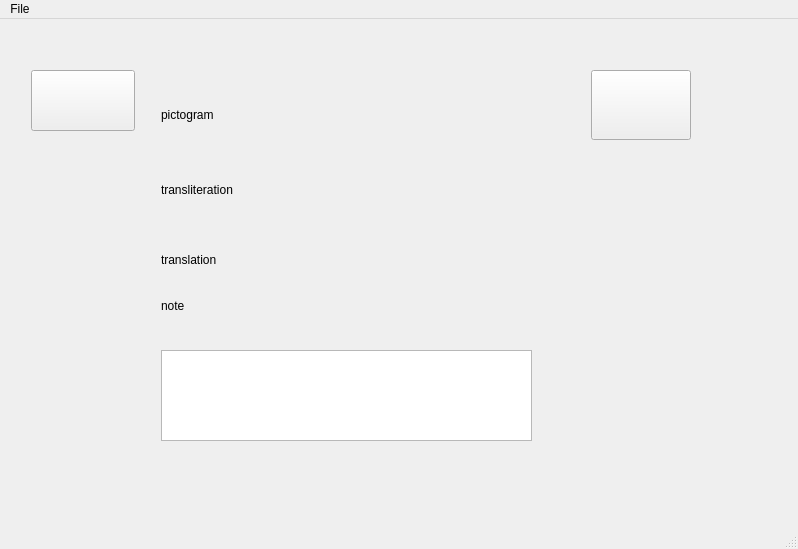
Above: mainwindow.ui from jubalh/daoshi before the change. Below: the same form after it.
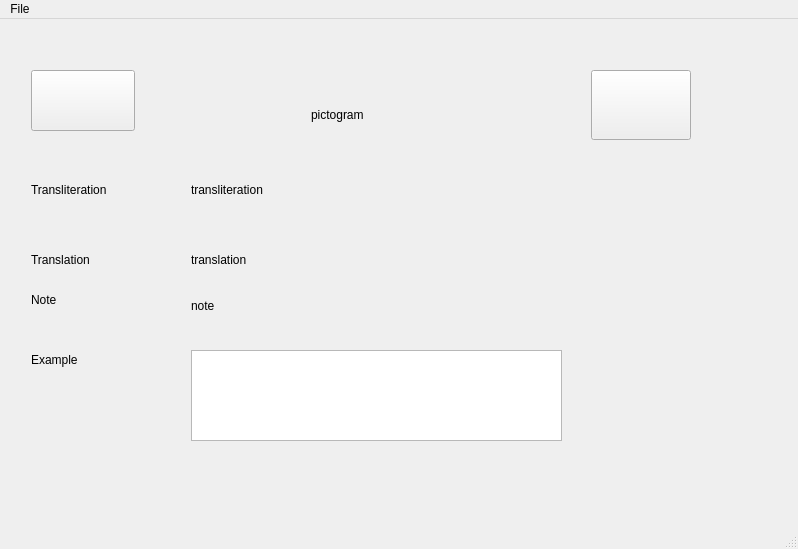
That is the form after the change.

Commit message:
Change example widget to QTextBrowser
Change examples widget from QTextEdit to QTextBrowser, actually this is
what I really needed. It's not editable but still lets the user scroll
and has nor border too.

Add Description labels to the content being presented "Transliteration",
"Translation" etc.

What changed in the file:
```diff
--- a/mainwindow.ui
+++ b/mainwindow.ui
@@ -140,7 +140,7 @@
        <widget class="QLabel" name="lblTranslation">
         <property name="geometry">
          <rect>
-          <x>150</x>
+          <x>180</x>
           <y>220</y>
           <width>361</width>
           <height>20</height>
@@ -153,7 +153,7 @@
        <widget class="QLabel" name="lblPictogram">
         <property name="geometry">
          <rect>
-          <x>150</x>
+          <x>300</x>
           <y>20</y>
           <width>130</width>
           <height>130</height>
@@ -172,7 +172,7 @@
        <widget class="QLabel" name="lblPinyin">
         <property name="geometry">
          <rect>
-          <x>150</x>
+          <x>180</x>
           <y>150</y>
           <width>121</width>
           <height>20</height>
@@ -185,7 +185,7 @@
        <widget class="QLabel" name="lblNote">
         <property name="geometry">
          <rect>
-          <x>150</x>
+          <x>180</x>
           <y>250</y>
           <width>371</width>
           <height>51</height>
@@ -195,19 +195,6 @@
          <string>note</string>
         </property>
        </widget>
-       <widget class="QTextEdit" name="teExamples">
-        <property name="enabled">
-         <bool>true</bool>
-        </property>
-        <property name="geometry">
-         <rect>
-          <x>150</x>
-          <y>320</y>
-          <width>371</width>
-          <height>91</height>
-         </rect>
-        </property>
-       </widget>
        <widget class="QPushButton" name="btnNextWord">
         <property name="geometry">
          <rect>
@@ -234,6 +221,75 @@
          <string/>
         </property>
        </widget>
+       <widget class="QLabel" name="label">
+        <property name="geometry">
+         <rect>
+          <x>20</x>
+          <y>150</y>
+          <width>111</width>
+          <height>20</height>
+         </rect>
+        </property>
+        <property name="text">
+         <string>Transliteration</string>
+        </property>
+       </widget>
+       <widget class="QLabel" name="label_2">
+        <property name="geometry">
+         <rect>
+          <x>20</x>
+          <y>220</y>
+          <width>81</width>
+          <height>20</height>
+         </rect>
+        </property>
+        <property name="text">
+         <string>Translation</string>
+        </property>
+       </widget>
+       <widget class="QLabel" name="label_3">
+        <property name="geometry">
+         <rect>
+          <x>20</x>
+          <y>260</y>
+          <width>68</width>
+          <height>20</height>
+         </rect>
+        </property>
+        <property name="text">
+         <string>Note</string>
+        </property>
+       </widget>
+       <widget class="QLabel" name="label_4">
+        <property name="geometry">
+         <rect>
+          <x>20</x>
+          <y>320</y>
+          <width>81</width>
+          <height>20</height>
+         </rect>
+        </property>
+        <property name="text">
+         <string>Example</string>
+        </property>
+       </widget>
+       <widget class="QTextBrowser" name="tbExample">
+        <property name="geometry">
+         <rect>
+          <x>180</x>
+          <y>320</y>
+          <width>371</width>
+          <height>91</height>
+         </rect>
+        </property>
+        <property name="html">
+         <string>&lt;!DOCTYPE HTML PUBLIC &quot;-//W3C//DTD HTML 4.0//EN&quot; &quot;http://www.w3.org/TR/REC-html40/strict.dtd&quot;&gt;
+&lt;html&gt;&lt;head&gt;&lt;meta name=&quot;qrichtext&quot; content=&quot;1&quot; /&gt;&lt;style type=&quot;text/css&quot;&gt;
+p, li { white-space: pre-wrap; }
+&lt;/style&gt;&lt;/head&gt;&lt;body style=&quot; font-family:'Noto Sans'; font-size:11pt; font-weight:400; font-style:normal;&quot;&gt;
+&lt;p style=&quot;-qt-paragraph-type:empty; margin-top:0px; margin-bottom:0px; margin-left:0px; margin-right:0px; -qt-block-indent:0; text-indent:0px;&quot;&gt;&lt;br /&gt;&lt;/p&gt;&lt;/body&gt;&lt;/html&gt;</string>
+        </property>
+       </widget>
       </widget>
      </widget>
     </item>
```
The commit also changes 1 other file.
